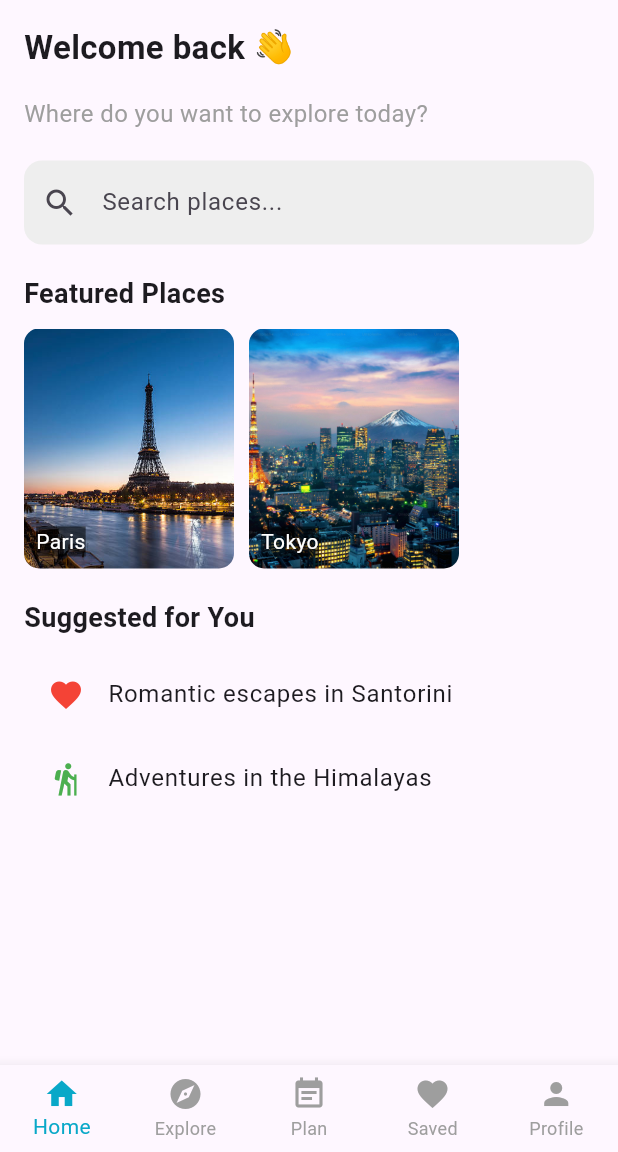
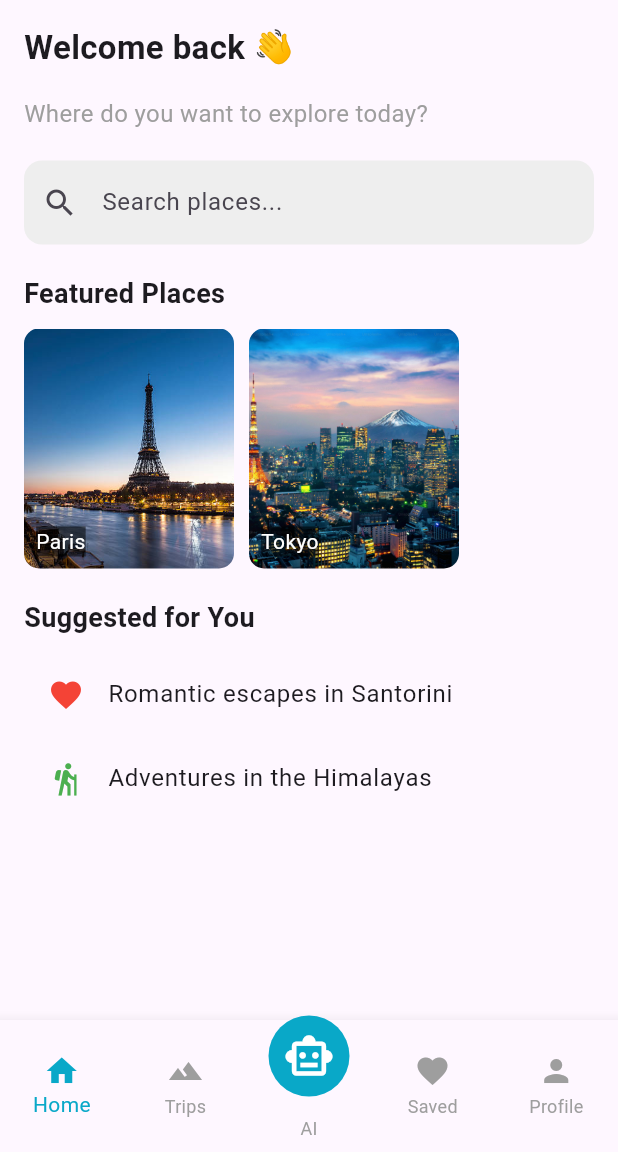
Before and after one commit to TenZinKS/Travvie-Mobile-App-Assignment, a Flutter app: the Dashboard screen opened directly, on a phone screen of 412 x 824 dp, the part 84-1236 px from its top. Run offline on Flutter 3.47's test engine with Material 3 defaults, Android fonts, the phone set to English and light mode, and no system bars; our stand-ins replace equatable, flutter_bloc, flutter_signin_button, get_it, hive, hive_flutter; accounts and stored records are empty; generated files the repository leaves out were written again.

Commit message:
Added AI Chatbot ScreenUI and mockups

```diff
--- a/lib/features/home/presentation/bottom_view/explore_screen.dart
+++ b/lib/features/home/presentation/bottom_view/trips_screen.dart
@@ -1,13 +1,13 @@
 import 'package:flutter/material.dart';
 
-class ExploreScreen extends StatelessWidget {
-  const ExploreScreen({super.key});
+class TripsScreen extends StatelessWidget {
+  const TripsScreen({super.key});
 
   @override
   Widget build(BuildContext context) {
     return Scaffold(
       appBar: AppBar(
-        title: const Text("Explore"),
+        title: const Text("Trips"),
         centerTitle: true,
         backgroundColor: Colors.blueAccent,
       ),
--- a/lib/features/home/presentation/view/dashboard.dart
+++ b/lib/features/home/presentation/view/dashboard.dart
@@ -1,7 +1,7 @@
 import 'package:flutter/material.dart';
-import 'package:travvie/features/home/presentation/bottom_view/explore_screen.dart';
+import 'package:travvie/features/home/presentation/bottom_view/trips_screen.dart';
 import 'package:travvie/features/home/presentation/bottom_view/home_screen.dart';
-import 'package:travvie/features/home/presentation/bottom_view/plan_screen.dart';
+import 'package:travvie/features/home/presentation/bottom_view/ai_chat_screen.dart';
 import 'package:travvie/features/home/presentation/bottom_view/profile_screen.dart';
 import 'package:travvie/features/home/presentation/bottom_view/saved_screen.dart';
 
@@ -15,10 +15,10 @@ class Dashboard extends StatefulWidget {
 class _DashboardState extends State<Dashboard> {
   int _selectedIndex = 0;
 
-  List<Widget> lstBottomScreen = [
+  final List<Widget> _screens = [
     const HomeScreen(),
-    const ExploreScreen(),
-    const PlanScreen(),
+    const TripsScreen(),
+    const AiChatScreen(),
     const SavedScreen(),
     const ProfileScreen(),
   ];
@@ -26,7 +26,7 @@ class _DashboardState extends State<Dashboard> {
   @override
   Widget build(BuildContext context) {
     return Scaffold(
-      body: lstBottomScreen[_selectedIndex],
+      body: _screens[_selectedIndex],
       bottomNavigationBar: BottomNavigationBar(
         type: BottomNavigationBarType.fixed,
         currentIndex: _selectedIndex,
@@ -37,24 +37,40 @@ class _DashboardState extends State<Dashboard> {
         },
         selectedItemColor: const Color(0xFF09A8C8),
         unselectedItemColor: Colors.grey,
-        items: const [
-          BottomNavigationBarItem(
+        showSelectedLabels: true,
+        showUnselectedLabels: true,
+        items: [
+          const BottomNavigationBarItem(
             icon: Icon(Icons.home),
             label: 'Home',
           ),
-          BottomNavigationBarItem(
-            icon: Icon(Icons.explore),
-            label: 'Explore',
+          const BottomNavigationBarItem(
+            icon: Icon(Icons.terrain_sharp),
+            label: 'Trips',
           ),
           BottomNavigationBarItem(
-            icon: Icon(Icons.event_note),
-            label: 'Plan',
+            icon: Transform.translate(
+              offset: const Offset(0, -10), // float slightly above
+              child: Container(
+                padding: const EdgeInsets.all(10),
+                decoration: const BoxDecoration(
+                  shape: BoxShape.circle,
+                  color: Color(0xFF09A8C8),
+                ),
+                child: const Icon(
+                  Icons.smart_toy_outlined,
+                  size: 34,
+                  color: Colors.white,
+                ),
+              ),
+            ),
+            label: 'AI',
           ),
-          BottomNavigationBarItem(
+          const BottomNavigationBarItem(
             icon: Icon(Icons.favorite),
             label: 'Saved',
           ),
-          BottomNavigationBarItem(
+          const BottomNavigationBarItem(
             icon: Icon(Icons.person),
             label: 'Profile',
           ),
```
Also changed, not shown: lib/features/home/presentation/bottom_view/ai_chat_screen.dart (added, +105 -0 lines), lib/features/home/presentation/bottom_view/plan_screen.dart (deleted, +0 -16 lines).
